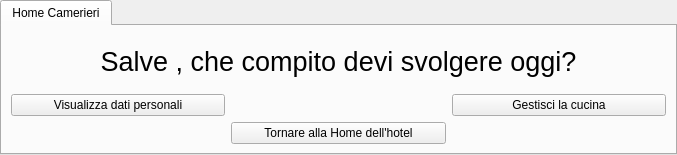
First picture: the form in ui/Cameriere/Home/HomeCamerieri.ui, repository mdoraz/Hotel, before the edit.
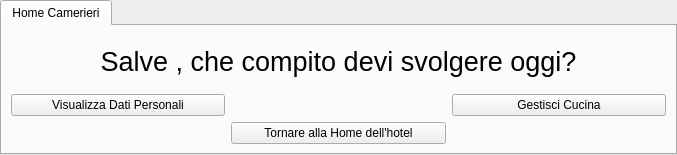
Second picture: the form after the edit.

Commit message: modifiche allle HomeCameriere/HomeTitolare/HomeReceptionist delle interfacce + modifiche AvvisoPiattiModificati.ui + inserita e collegata tutta la gestione Cucina del titolare all'Interfaccia HomeTitolare

```diff
--- a/ui/Cameriere/Home/HomeCamerieri.ui
+++ b/ui/Cameriere/Home/HomeCamerieri.ui
@@ -69,7 +69,7 @@
     <item row="1" column="0">
      <widget class="QPushButton" name="btnVisualizzaDatiPersonaliCamerieri">
       <property name="text">
-       <string>Visualizza dati personali</string>
+       <string>Visualizza Dati Personali</string>
       </property>
      </widget>
     </item>
@@ -89,7 +89,7 @@
     <item row="1" column="2">
      <widget class="QPushButton" name="btnGestisciCucinaCamerieri">
       <property name="text">
-       <string>Gestisci la cucina</string>
+       <string>Gestisci Cucina</string>
       </property>
      </widget>
     </item>
```
The commit also changes 10 other files.
